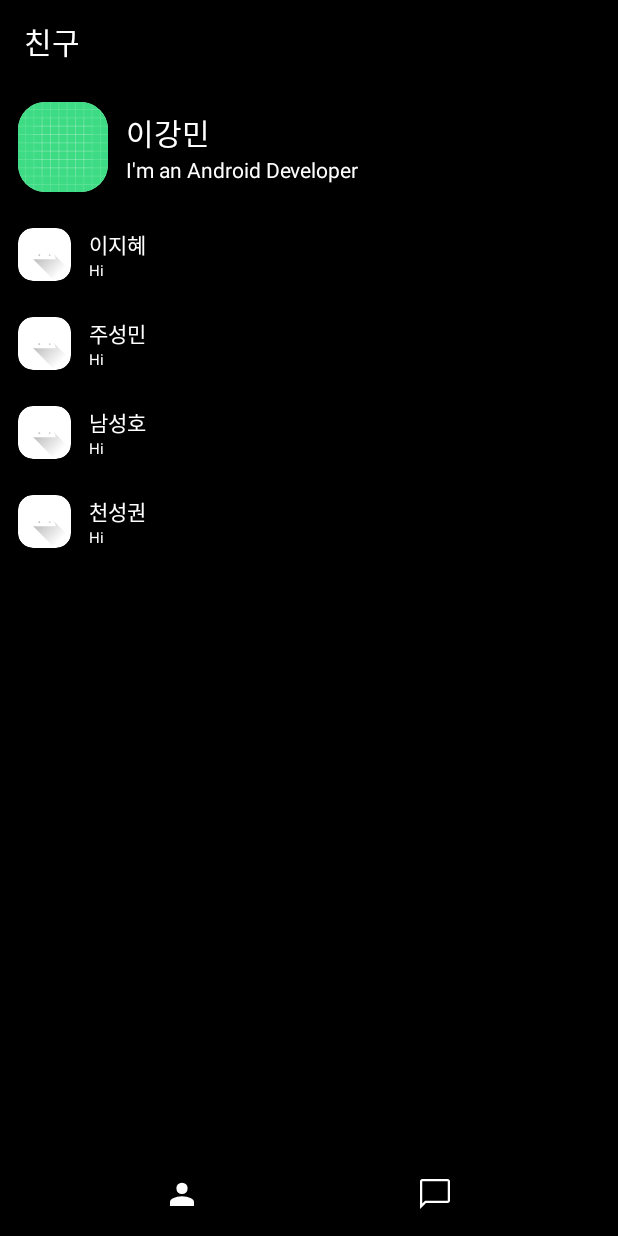
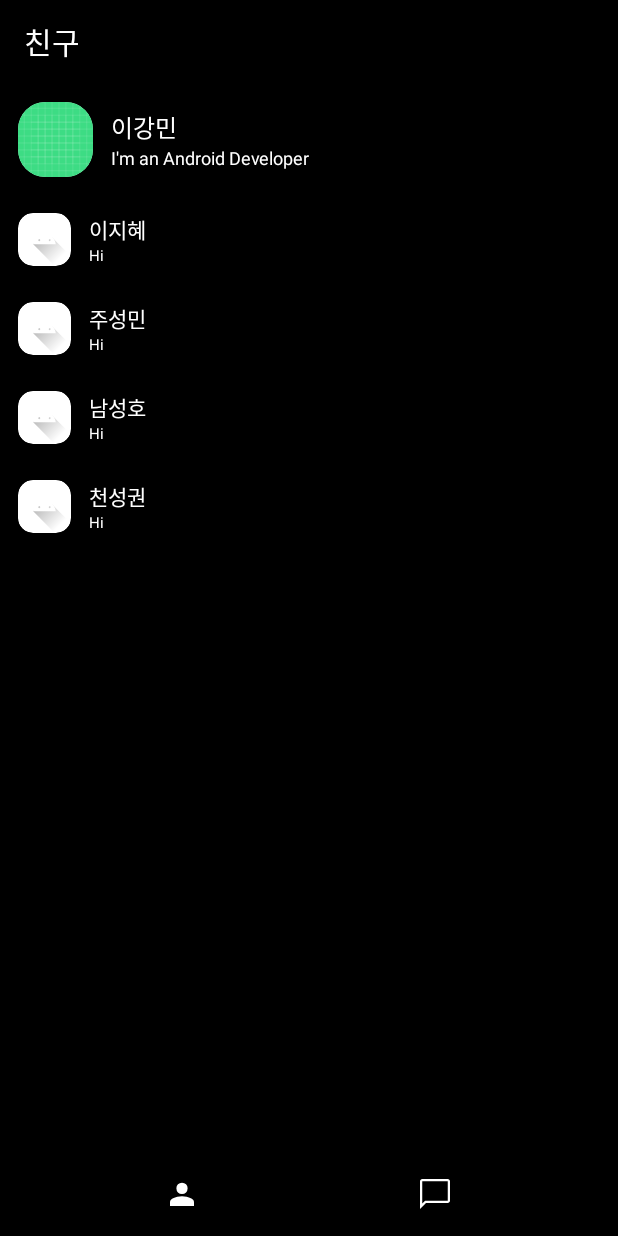
Before and after one commit to growbook91/SimpleChatApp, an Android app: the MainMenuFriendFragment screen opened directly, with no data from a screen before it, on a phone screen of 412 x 824 dp. Run offline under Robolectric (Android 15) with nearby library versions, the phone set to English and light mode, and no system bars.

Commit message:
Update fragment_main_menu_friend.xml
structure of friend menu has been changed. Profile of user and friends are belong to linearLayout

```diff
--- a/app/src/main/res/layout/fragment_main_menu_friend.xml
+++ b/app/src/main/res/layout/fragment_main_menu_friend.xml
@@ -18,6 +18,15 @@
         app:title="친구"
         app:titleTextColor="@color/white" />
 
+
+
+    <ScrollView
+        android:layout_width="match_parent"
+        android:layout_height="match_parent">
+        <LinearLayout
+            android:layout_width="match_parent"
+            android:layout_height="wrap_content"
+            android:orientation="vertical">
             <androidx.cardview.widget.CardView
                 android:id="@+id/card_view_my_profile"
                 android:layout_width="match_parent"
@@ -41,8 +50,8 @@
 
                         <ImageView
                             android:id="@+id/image_view_profile_image"
-                    android:layout_width="60dp"
-                    android:layout_height="60dp"
+                            android:layout_width="50dp"
+                            android:layout_height="50dp"
                             android:scaleType="centerCrop"
                             android:src="@drawable/ic_launcher_background" />
 
@@ -60,7 +69,7 @@
                             android:layout_width="match_parent"
                             android:layout_height="wrap_content"
                             android:textColor="@color/white"
-                    android:textSize="20sp"
+                            android:textSize="16sp"
                             android:text="이강민" />
 
                         <TextView
@@ -68,22 +77,19 @@
                             android:layout_width="match_parent"
                             android:layout_height="wrap_content"
                             android:textColor="@color/white"
+                            android:textSize="12dp"
                             android:text="I'm an Android Developer" />
                     </LinearLayout>
 
                 </RelativeLayout>
             </androidx.cardview.widget.CardView>
-
-    <ScrollView
-        android:layout_width="match_parent"
-        android:layout_height="match_parent">
-
             <androidx.recyclerview.widget.RecyclerView
                 android:id="@+id/recycler_view_friends"
                 android:layout_width="match_parent"
                 android:layout_height="match_parent"
                 app:layoutManager="androidx.recyclerview.widget.LinearLayoutManager"
                 tools:listitem="@layout/item_profile" />
+        </LinearLayout>
     </ScrollView>
 
 
```
Lines whose indentation alone changed are shown as unchanged.
